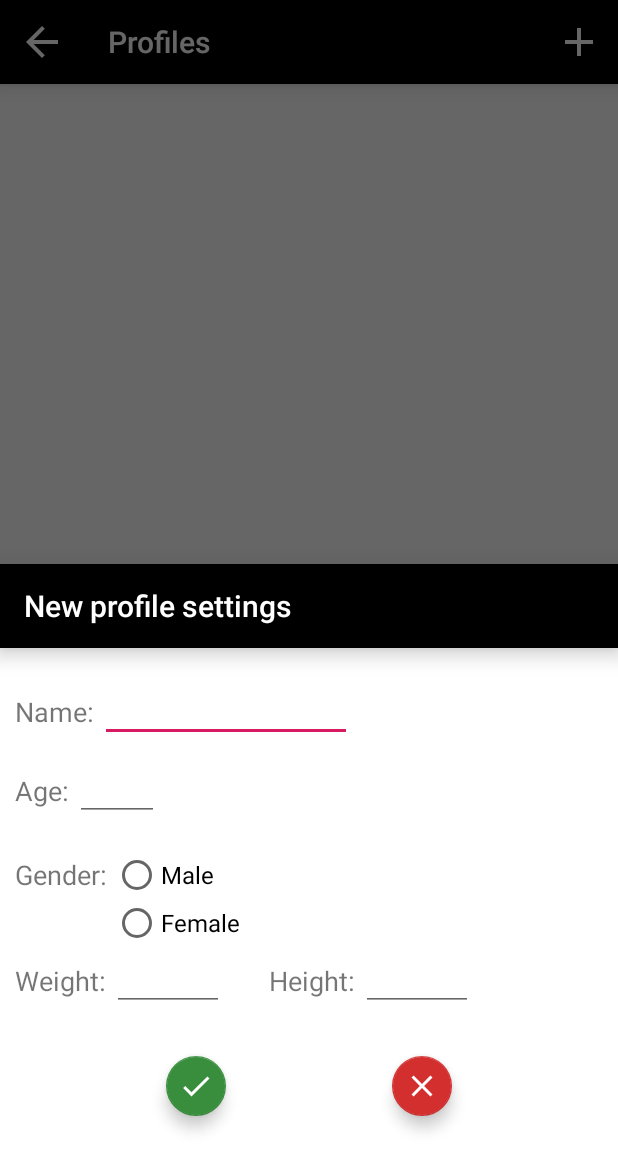
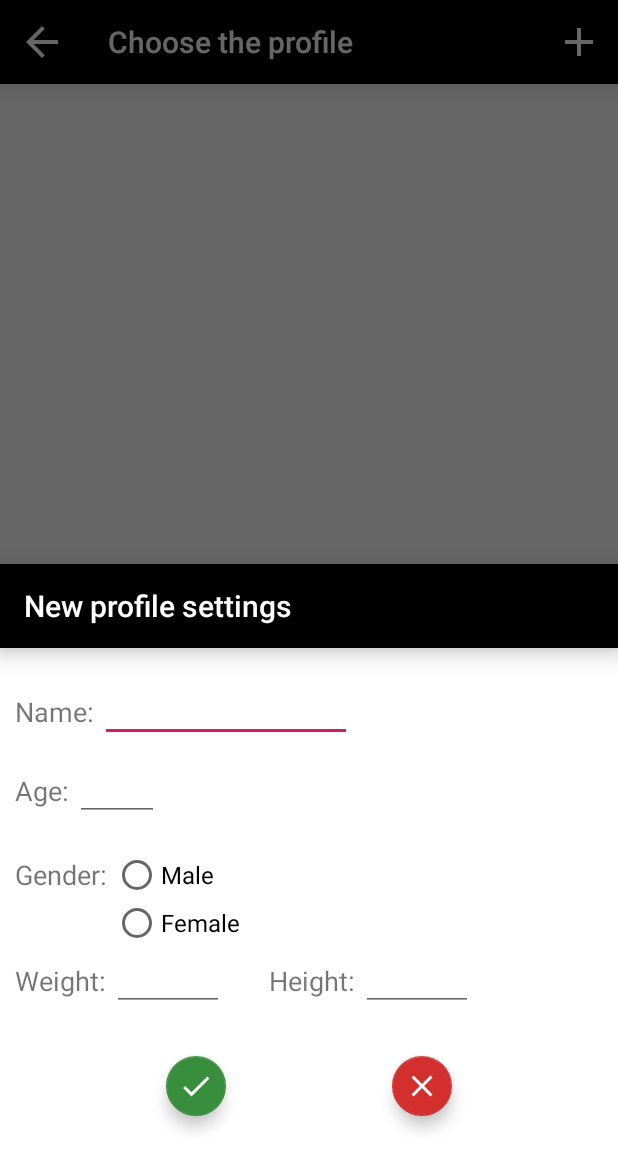
Before and after one commit to Papashkin/test2ANTplus_2.0, an Android app: the fragment ProfileFragment placed in its activity, after a tap on an icon or button, on a phone screen of 412 x 824 dp. Shown: the top 1171 px of the screen. Run offline under Robolectric (Android 15) with nearby library versions, the phone set to English and light mode, and no system bars; our stand-ins replace Room's generated code, RxJava; libraries missing offline, so code that uses them is left out: com.github.mikephil.charting, com.pawegio.kandroid, ru.terrakok.cicerone; 7 statements that could not run were skipped.

Commit message:
Added translation to RU lang; new program type: Stairs; code clean

```diff
--- a/app/src/main/java/com/example/test2antplus/data/profiles/ProfilesRepository.kt
+++ b/app/src/main/java/com/example/test2antplus/data/profiles/ProfilesRepository.kt
@@ -1,6 +1,7 @@
 package com.example.test2antplus.data.profiles
 
 import io.reactivex.Flowable
+import io.reactivex.Single
 import javax.inject.Inject
 import javax.inject.Singleton
 
@@ -9,7 +10,7 @@ class ProfilesRepository @Inject constructor(private val profileDao: ProfileDao)
 
     fun getAllProfiles(): Flowable<List<Profile>> = profileDao.getAll()
 
-//    fun getProfileByName(name: String): Single<Profile> = profileDao.getProfile(name)
+    fun getProfileByName(name: String): Single<Profile> = profileDao.getProfile(name)
 
     fun insertProfile(profile: Profile) {
         profileDao.addProfile(profile)
--- a/app/src/main/java/com/example/test2antplus/data/programs/ProgramsRepository.kt
+++ b/app/src/main/java/com/example/test2antplus/data/programs/ProgramsRepository.kt
@@ -15,6 +15,10 @@ class ProgramsRepository @Inject constructor(private val programDao: ProgramDao)
         programDao.addProgram(program)
     }
 
+    fun updateProgram(program: Program) {
+        programDao.updateProgram(program)
+    }
+
     fun removeProgram(program: Program) {
         programDao.deleteProgram(program)
     }
--- a/app/src/main/java/com/example/test2antplus/functions.kt
+++ b/app/src/main/java/com/example/test2antplus/functions.kt
@@ -7,6 +7,7 @@ import android.graphics.Canvas
 import android.graphics.Color
 import android.view.View
 import androidx.appcompat.app.AlertDialog
+import com.example.test2antplus.data.profiles.Profile
 import com.github.mikephil.charting.charts.BarChart
 import com.github.mikephil.charting.data.BarData
 import io.reactivex.Flowable
@@ -129,3 +130,5 @@ fun BarChart.saveProgramAsImage(name: String): Boolean {
         return false
     }
 }
+
+fun Profile.isFilled(): Boolean = this.getName().isNotEmpty() && this.getAge() != 0 && this.getWeight() != 0.0F
--- a/app/src/main/java/com/example/test2antplus/presenter/ProgramSettingsPresenter.kt
+++ b/app/src/main/java/com/example/test2antplus/presenter/ProgramSettingsPresenter.kt
@@ -143,16 +143,14 @@ class ProgramSettingsPresenter (private val view: ProgramSettingsInterface) {
         view.clearTextFields()
     }
 
-    @SuppressLint("CheckResult")
     fun saveProgram() {
         if (programName.isEmpty() || entries.isEmpty()) {
-            view.showToast("invalid data")
+            view.showToast(R.string.invalid_data)
         } else {
             prepareToSave()
         }
     }
 
-    @SuppressLint("CheckResult")
     private fun prepareToSave() {
         view.showLoading()
         var programValues = ""
@@ -164,7 +162,7 @@ class ProgramSettingsPresenter (private val view: ProgramSettingsInterface) {
             .compose {
                 it.workInAsinc()
             }.subscribe({
-                view.showToast("The program with the same name is exist in database")
+                view.showToast(R.string.program_settings_this_program_is_existed)
                 view.hideLoading()
             }, {
                 view.getChart()
--- a/app/src/main/java/com/example/test2antplus/presenter/ScanPresenter.kt
+++ b/app/src/main/java/com/example/test2antplus/presenter/ScanPresenter.kt
@@ -68,7 +68,7 @@ class ScanPresenter(private val view: ScanInterface) {
         }
 
         override fun onSearchStarted(rssiSupport: MultiDeviceSearch.RssiSupport) {
-            view.showToast("Searching starting...")
+            view.showToast(context.getString(R.string.scan_start))
         }
 
         override fun onDeviceFound(device: MultiDeviceSearchResult) {
--- a/app/src/main/java/com/example/test2antplus/ui/view/ScanFragment.kt
+++ b/app/src/main/java/com/example/test2antplus/ui/view/ScanFragment.kt
@@ -62,7 +62,7 @@ class ScanFragment : Fragment(), ScanInterface {
 
         fabContinue.setOnClickListener {
             if (newDeviceAdapter.getSelectedData().isEmpty()) {
-                showToast("There are no selected devices")
+                showToast(getString(R.string.scan_no_selected_devices))
             } else {
                 presenter.connectToSelectedDevices()
             }
--- a/app/src/main/res/layout/dialog_new_profile_bottom.xml
+++ b/app/src/main/res/layout/dialog_new_profile_bottom.xml
@@ -11,7 +11,7 @@
             android:layout_width="match_parent"
             android:layout_height="wrap_content"
             style="@style/MainToolbar"
-            app:title="New profile settings"
+            app:title="@string/toolbar_new_profile"
             app:titleTextColor="@color/pure_white"
             app:layout_constraintStart_toStartOf="parent"
             app:layout_constraintEnd_toEndOf="parent"
@@ -19,7 +19,7 @@
 
     <TextView
             android:id="@+id/textName"
-            android:text="@string/setting_name"
+            android:text="@string/profile_setting_name"
             android:textSize="18sp"
             android:layout_marginStart="10dp"
             android:layout_marginTop="30dp"
@@ -45,7 +45,7 @@
             android:id="@+id/textAge"
             android:layout_width="wrap_content"
             android:layout_height="wrap_content"
-            android:text="@string/setting_age"
+            android:text="@string/profile_setting_age"
             android:textSize="18sp"
             android:layout_gravity="center_vertical"
             android:layout_marginStart="10dp"
@@ -69,7 +69,7 @@
 
     <TextView
             android:id="@+id/textGender"
-            android:text="@string/setting_gender"
+            android:text="@string/profile_setting_gender"
             android:textSize="18sp"
             android:layout_marginStart="10dp"
             android:layout_marginTop="20dp"
@@ -90,7 +90,7 @@
 
         <RadioButton
                 android:id="@+id/radioMale"
-                android:text="@string/gender_male"
+                android:text="@string/profile_setting_gender_male"
                 android:textSize="16sp"
                 android:layout_width="wrap_content"
                 android:layout_height="wrap_content"/>
@@ -99,14 +99,14 @@
                 android:id="@+id/radioFemale"
                 android:layout_width="wrap_content"
                 android:layout_height="wrap_content"
-                android:text="@string/gender_female"
+                android:text="@string/profile_setting_gender_female"
                 android:textSize="16sp"/>
 
     </RadioGroup>
 
     <TextView
             android:id="@+id/textWeight"
-            android:text="@string/setting_weight"
+            android:text="@string/profile_setting_weight"
             android:textSize="18sp"
             android:layout_marginStart="10dp"
             android:layout_marginTop="10dp"
@@ -130,7 +130,7 @@
 
     <TextView
             android:id="@+id/textHeight"
-            android:text="@string/setting_height"
+            android:text="@string/profile_setting_height"
             android:textSize="18sp"
             android:layout_marginStart="30dp"
             android:layout_width="wrap_content"
--- a/app/src/main/res/layout/fragment_profiles.xml
+++ b/app/src/main/res/layout/fragment_profiles.xml
@@ -11,7 +11,7 @@
             android:layout_width="match_parent"
             android:layout_height="0dp"
             style="@style/MainToolbar"
-            app:title="@string/profiles_text"
+            app:title="@string/toolbar_select_profile"
             app:titleTextColor="@color/pure_white"
             app:layout_constraintStart_toStartOf="parent"
             app:layout_constraintEnd_toEndOf="parent"
@@ -63,7 +63,10 @@
             android:textSize="20sp"
             android:text="@string/programs_empty_list"
             android:gravity="center"
+            android:visibility="gone"
             app:layout_constraintBottom_toBottomOf="parent"
-            app:layout_constraintStart_toStartOf="parent"/>
+            app:layout_constraintBottom_toTopOf="parent"
+            app:layout_constraintStart_toStartOf="parent"
+            app:layout_constraintEnd_toEndOf="parent"/>
 
 </androidx.constraintlayout.widget.ConstraintLayout>
--- a/app/src/main/res/layout/fragment_scan.xml
+++ b/app/src/main/res/layout/fragment_scan.xml
@@ -12,7 +12,7 @@
             android:layout_height="wrap_content"
             app:layout_constraintTop_toTopOf="parent"
             style="@style/MainToolbar"
-            app:title="Devices"
+            app:title="@string/toolbar_devices"
             app:titleTextColor="@color/pure_white"/>
 
     <FrameLayout
--- a/app/src/main/res/layout/fragment_start.xml
+++ b/app/src/main/res/layout/fragment_start.xml
@@ -27,7 +27,7 @@
             app:layout_constraintStart_toStartOf="parent"
             app:layout_constraintEnd_toEndOf="parent"
             android:background="@drawable/shape_start_buttons"
-            android:text="@string/profiles_text"
+            android:text="@string/start"
             android:textColor="@color/pure_white"/>
 
     <Button
@@ -40,7 +40,7 @@
             app:layout_constraintStart_toStartOf="parent"
             app:layout_constraintEnd_toEndOf="parent"
             android:background="@drawable/shape_start_buttons"
-            android:text="@string/programs_text"
+            android:text="@string/programs"
             android:textColor="@color/pure_white"/>
 
 </androidx.constraintlayout.widget.ConstraintLayout>
--- a/app/src/main/res/values/strings.xml
+++ b/app/src/main/res/values/strings.xml
@@ -1,42 +1,72 @@
 <resources>
+
+    <!-- ====== Common ====== -->
     <string name="app_name">test2ANTplus</string>
-    <string name="main_programs">PROGRAMS</string>
-    <string name="main_profiles">PROFILES</string>
-    <string name="main_connect">Connect</string>
-    <string name="main_search">SEARCH</string>
+    <string name="programs">Programs</string>
+    <string name="start">Start</string>
+
+    <!-- ====== Работа с каналами ANT+ ====== -->
     <string name="channel_not_available">Channel not available</string>
     <string name="channel_other_failure">Other failure</string>
     <string name="channel_search_timeout">Search timeout</string>
     <string name="channel_scan_stop">Searching stopped</string>
     <string name="channel_unknown">Unknown reason</string>
+
+    <!-- ====== Sensors / devices scan ====== -->
+    <string name="scan_start">Searching starting …</string>
+    <string name="scan_no_selected_devices">There are no selected devices</string>
+
+    <!-- ====== Work module ====== -->
     <string name="text_heartrate">Heartrate, BPM</string>
     <string name="text_cadence">Cadence, RPM</string>
     <string name="text_speed">Speed, km/h</string>
     <string name="text_power">Power, W</string>
     <string name="text_distance">Distance, km</string>
     <string name="text_null_value">---</string>
-    <string name="setting_age">Age:</string>
-    <string name="setting_name">Name:</string>
-    <string name="setting_gender">Gender:</string>
-    <string name="setting_weight">Weight:</string>
-    <string name="setting_height">Height:</string>
-    <string name="gender_male">Male</string>
-    <string name="gender_female">Female</string>
-    <string name="profiles_text">Profiles</string>
-    <string name="profiles_empty_list">There are no profiles in DB</string>
-    <string name="program_name">Program Name:</string>
-    <string name="program_name_hint">program name</string>
-    <string name="program_duration">Duration (min):</string>
-    <string name="program_power">Power (W):</string>
-    <string name="programs_text">Programs</string>
-    <string name="programs_empty_list">There are no programs in DB</string>
-    <string name="program_count">Count:</string>
-    <string name="program_rest_power">Rest power (W):</string>
 
-    <string-array name="programType">
+    <!-- ====== Profile settings ====== -->
+    <string name="profile_setting_age">Age:</string>
+    <string name="profile_setting_name">Name:</string>
+    <string name="profile_setting_gender">Gender:</string>
+    <string name="profile_setting_weight">Weight:</string>
+    <string name="profile_setting_height">Height:</string>
+    <string name="profile_setting_gender_male">Male</string>
+    <string name="profile_setting_gender_female">Female</string>
+
+    <!-- ====== Profiles list ====== -->
+    <string name="profiles_empty_list">There are no profiles.\nPlease click the \"plus\" in top of the screen to create one.</string>
+
+    <!-- ====== Program settings ====== -->
+    <string name="program_settings_name">Program Name:</string>
+    <string name="program_settings_name_hint">program name</string>
+    <string name="program_settings_duration">Duration (min):</string>
+    <string name="program_settings_power">Power (W):</string>
+    <string name="program_settings_count">Count:</string>
+    <string name="program_settings_rest_power">Rest power (W):</string>
+    <string name="program_settings_max_power">Max. Power (W):</string>
+    <string name="program_settings_min_power">Min. Power (W):</string>
+    <string-array name="program_settings_types">
         <item> </item>
         <item>Single</item>
         <item>Intervals</item>
+        <item>\"Stairs\"</item>
     </string-array>
 
+    <!-- ====== Programs list ====== -->
+    <string name="programs_empty_list">There are no programs.\nPlease click the \"plus\" in top of the screen to create one.</string>
+
+    <!-- ====== Toolbars ====== -->
+    <string name="toolbar_select_profile">Choose the profile</string>
+    <string name="toolbar_programs">Programs</string>
+    <string name="toolbar_new_profile">New profile settings</string>
+    <string name="toolbar_devices">Devices:</string>
+
+    <!-- ====== Data saving ====== -->
+    <string name="invalid_data">invalid data</string>
+    <string name="program_settings_this_program_is_existed">Program with the same name is exist in database</string>
+    <string name="new_profile_failed_to_update">Update of the profile failed. Please try it again</string>
+    <string name="new_profile_failed_to_create">New profile creating failed. Please try it again</string>
+    <string name="new_profile_existed">Profile with the same name is existed</string>
+
+
 </resources>
```
Also changed, not shown: app/src/main/java/com/example/test2antplus/data/programs/ProgramDao.kt (+4 -4 lines), app/src/main/java/com/example/test2antplus/presenter/ProfilePresenter.kt (+0 -11 lines), app/src/main/java/com/example/test2antplus/ui/view/NewProfileDialog.kt (+21 -10 lines), app/src/main/java/com/example/test2antplus/ui/view/ProgramSettingsFragment.kt (+26 -12 lines), app/src/main/res/layout/fragment_program_settings.xml (+28 -16 lines), app/src/main/res/layout/fragment_programs.xml (+6 -3 lines), app/src/main/res/layout/fragment_settings.xml (+7 -7 lines), 1 other file.
